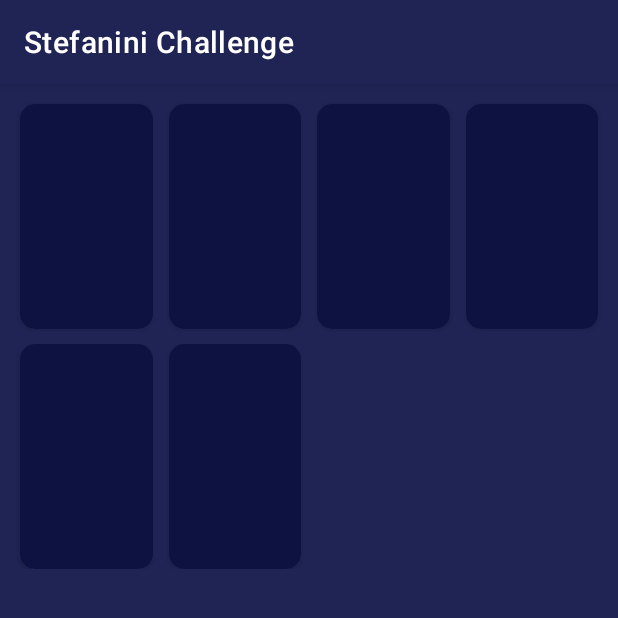
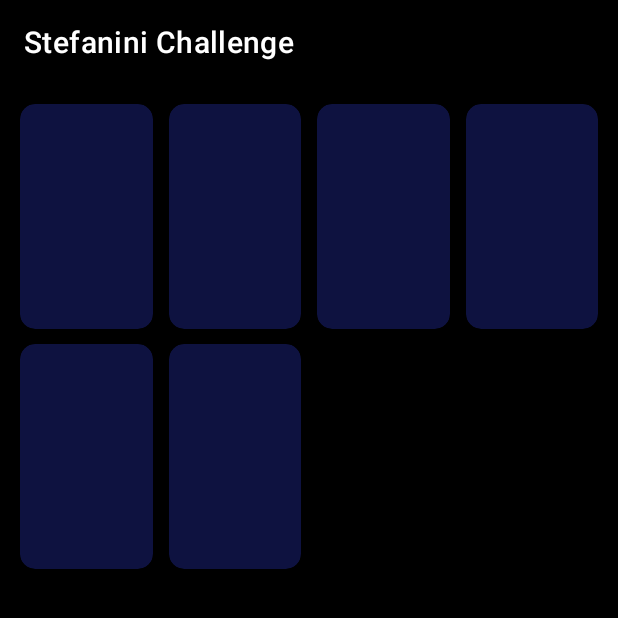
Before and after one commit to LeonardoBai12/CatsPictures, an Android app: the first screen one second after launch (MainActivity), on a phone screen of 412 x 824 dp, the top half of it. Run offline under Robolectric (Android 15) with nearby library versions, the phone set to English and light mode, and no system bars; our stand-ins replace Dagger/Hilt's generated code, Room's generated code, Shimmer, Timber; pictures from the network do not load.

Commit message:
Update themes.xml

```diff
--- a/app/src/main/res/values/themes.xml
+++ b/app/src/main/res/values/themes.xml
@@ -2,13 +2,13 @@
     <!-- Base application theme. -->
     <style name="Theme.StefaniniAndroidChallenge" parent="Theme.MaterialComponents.DayNight.DarkActionBar">
         <!-- Primary brand color. -->
-        <item name="colorPrimary">@color/color_primary</item>
+        <item name="colorPrimary">@color/black</item>
         <item name="colorPrimaryVariant">@color/color_primary_dark</item>
         <item name="colorOnPrimary">@color/white</item>
         <!-- Status bar color. -->
         <item name="android:statusBarColor" tools:targetApi="l">?attr/colorPrimaryVariant</item>
         <!-- Customize your theme here. -->
-        <item name="android:backgroundTint">@color/color_primary</item>
+        <item name="android:backgroundTint">@color/black</item>
     </style>
 
     <style name="Theme.Splash" parent="Theme.AppCompat.DayNight.NoActionBar" >
```
